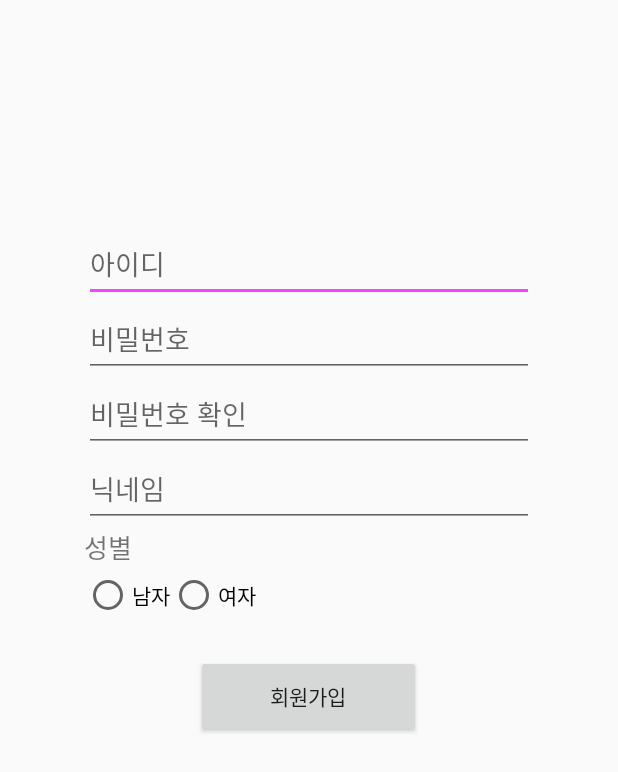
After one commit to silverstone0603/fopo_camera, an Android app: the layout activity_register.xml on its own in the app's theme, with its tools: preview values and no code run, on a phone screen of 412 x 824 dp. The commit adds this screen. Shown: the top 772 px of the screen. Run offline under Robolectric (Android 15) with nearby library versions, the phone set to English and light mode, and no system bars; network calls fail.

Commit message:
modMemProcess : 회원가입처리 MainActivity : 지금 첫 앱 실행시 회원가입 UI Fragment실행시켜 놨음
SignUpActivity : 회원가입버튼 클릭시 처리 엑티비티

login, register xml파일 추가해놨음.

```diff
--- /dev/null
+++ b/app/src/main/res/layout/activity_register.xml
@@ -0,0 +1,104 @@
+<?xml version="1.0" encoding="utf-8"?>
+<android.support.constraint.ConstraintLayout
+        xmlns:android="http://schemas.android.com/apk/res/android"
+        xmlns:tools="http://schemas.android.com/tools"
+        xmlns:app="http://schemas.android.com/apk/res-auto"
+        android:layout_width="match_parent"
+        android:layout_height="match_parent"
+        app:layout_behavior="@string/appbar_scrolling_view_behavior"
+        tools:context=".MainActivity">
+    <!-- tools:showIn="@layout/app_bar_main" -->
+
+    <RelativeLayout
+            android:id="@+id/registerLayout"
+            xmlns:android="http://schemas.android.com/apk/res/android"
+            android:layout_height="match_parent"
+            android:layout_width="match_parent">
+
+        <EditText
+                android:layout_width="300dp"
+                android:layout_height="50dp"
+                android:id="@+id/idInput"
+                android:layout_centerHorizontal="true"
+                android:hint="아이디"
+                android:inputType="text"
+                android:layout_marginTop="151dp" />
+
+        <EditText
+                android:layout_width="300dp"
+                android:layout_height="50dp"
+                android:id="@+id/passwordInput"
+                android:layout_centerHorizontal="true"
+                android:hint="비밀번호"
+                android:layout_below="@+id/idInput"
+                android:inputType="textPassword"/>
+
+        <EditText
+                android:layout_width="300dp"
+                android:layout_height="50dp"
+                android:id="@+id/passwordCheeckInput"
+                android:layout_centerHorizontal="true"
+                android:hint="비밀번호 확인"
+                android:layout_below="@+id/passwordInput"
+                android:inputType="textPassword"/>
+
+        <EditText
+                android:layout_width="300dp"
+                android:layout_height="50dp"
+                android:id="@+id/nickName"
+                android:layout_centerHorizontal="true"
+                android:hint="닉네임"
+                android:layout_below="@+id/passwordCheeckInput"
+                android:inputType="text"/>
+
+        <TextView
+                android:id="@+id/sexText"
+                android:text="성별"
+                android:layout_width="300dp"
+                android:layout_height="25dp"
+                android:layout_centerHorizontal="true"
+                android:textSize="17sp"
+                android:layout_gravity="left"
+                android:layout_below="@+id/nickName"/>
+
+        <RadioGroup
+                android:id="@+id/radioGroup"
+                android:layout_width="300dp"
+                android:layout_height="40dp"
+                android:layout_centerHorizontal="true"
+                android:layout_below="@+id/sexText"
+                android:orientation="horizontal">
+
+            <RadioButton
+                    android:id="@+id/radio_men"
+                    android:layout_width="wrap_content"
+                    android:layout_height="wrap_content"
+                    android:text="남자"
+                    android:layout_centerHorizontal="true"
+                    android:layout_gravity="center"/>
+
+            <RadioButton
+                    android:id="@+id/radio_women"
+                    android:layout_width="wrap_content"
+                    android:layout_height="wrap_content"
+                    android:text="여자"
+                    android:layout_centerHorizontal="true"
+                    android:layout_gravity="center"/>
+
+        </RadioGroup>
+
+        <Button
+                android:layout_width="150dp"
+                android:layout_height="55dp"
+                android:text="회원가입"
+                android:id="@+id/signUpButton"
+                android:textAllCaps="false"
+                android:layout_marginTop="20dp"
+                android:layout_below="@+id/radioGroup"
+                android:layout_centerHorizontal="true"/>
+
+
+
+    </RelativeLayout>
+
+</android.support.constraint.ConstraintLayout>
```
Also changed, not shown: app/src/main/java/com/teamfopo/fopo/MainActivity.kt (+7 -1 lines), app/src/main/java/com/teamfopo/fopo/SignUpActivity.kt (added, +83 -0 lines), app/src/main/java/com/teamfopo/fopo/module/modMemProcess.kt (added, +45 -0 lines), app/src/main/res/layout/activity_login.xml (added, +66 -0 lines).
